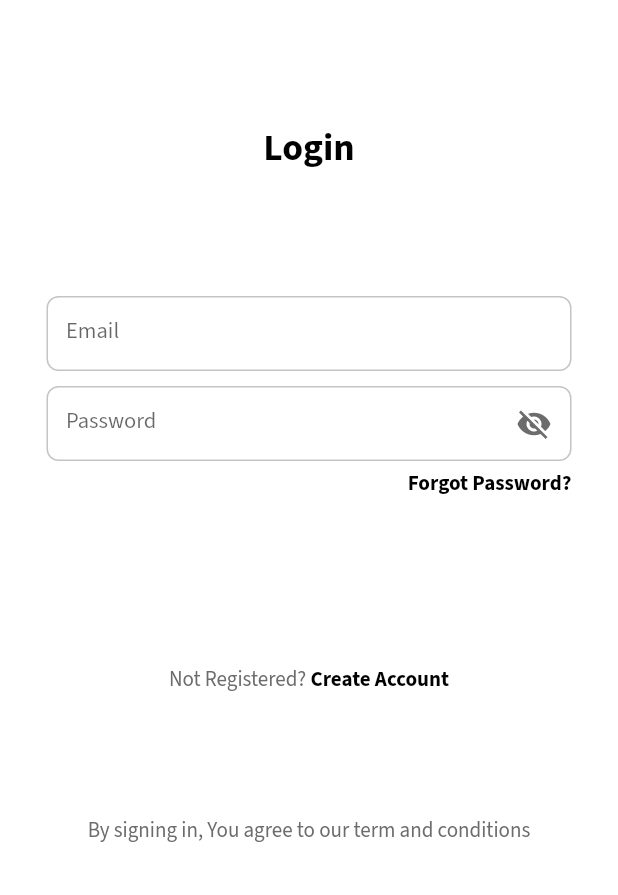
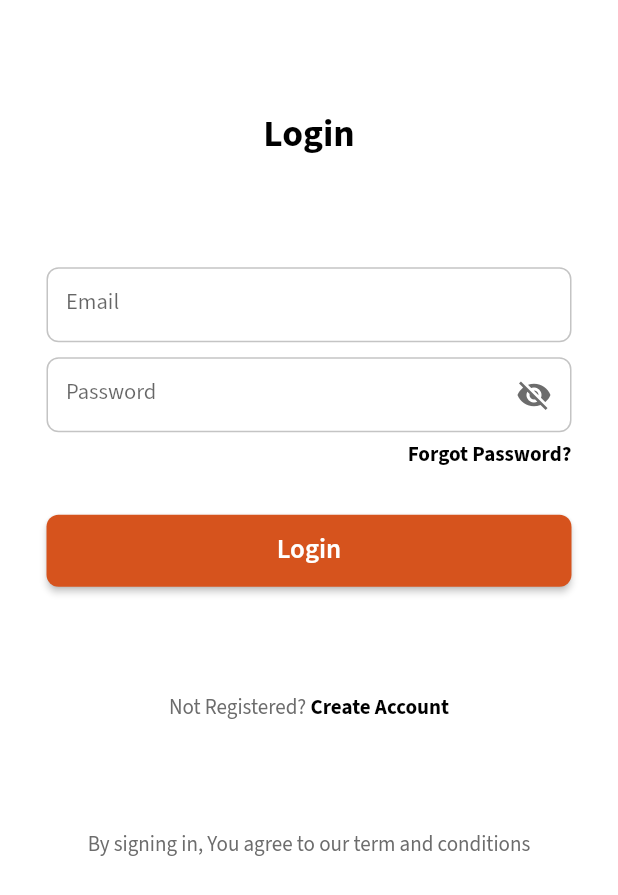
Before and after one commit to irfanelahidev69/digital-health-app, a Flutter app: the screen it shows after launch, on a phone screen of 412 x 824 dp. Shown: the top 895 px of the screen. Run offline on Flutter 3.47's test engine with Material 3 defaults, Android fonts, the phone set to English and light mode, and no system bars; our stand-ins replace firebase_core, google_fonts; accounts and stored records are empty.

Commit message:
added login button in login screen

```diff
--- a/lib/features/auth/pages/login_screen.dart
+++ b/lib/features/auth/pages/login_screen.dart
@@ -3,6 +3,7 @@ import 'package:flutter/cupertino.dart';
 import 'package:flutter/foundation.dart';
 import 'package:flutter/material.dart';
 
+import '../../../core/component/app_custom_buttons.dart';
 import '../../../core/component/custom_form_text_field.dart';
 import '../../../core/utilities/colors.dart';
 import '../../../core/utilities/strings.dart';
@@ -109,7 +110,6 @@ class _LoginScreenState extends State<LoginScreen> with Validators {
                               children: [
                                 InkWell(
                                   onTap: () {
-
                                   },
                                   child: Text(
                                     "${Strings.forgotPassword}?",
@@ -119,6 +119,15 @@ class _LoginScreenState extends State<LoginScreen> with Validators {
                               ],
                             ),
                           ),
+                          AppButton(
+                            isProcessing: false,
+                            onPressed: () async {
+                            },
+                            child: Text(
+                              Strings.login,
+                              style: context.labelLarge.copyWith(fontWeight: FontWeight.w600, color: Colors.white),
+                            ),
+                          )
                         ],
                       ),
                     ),
```
